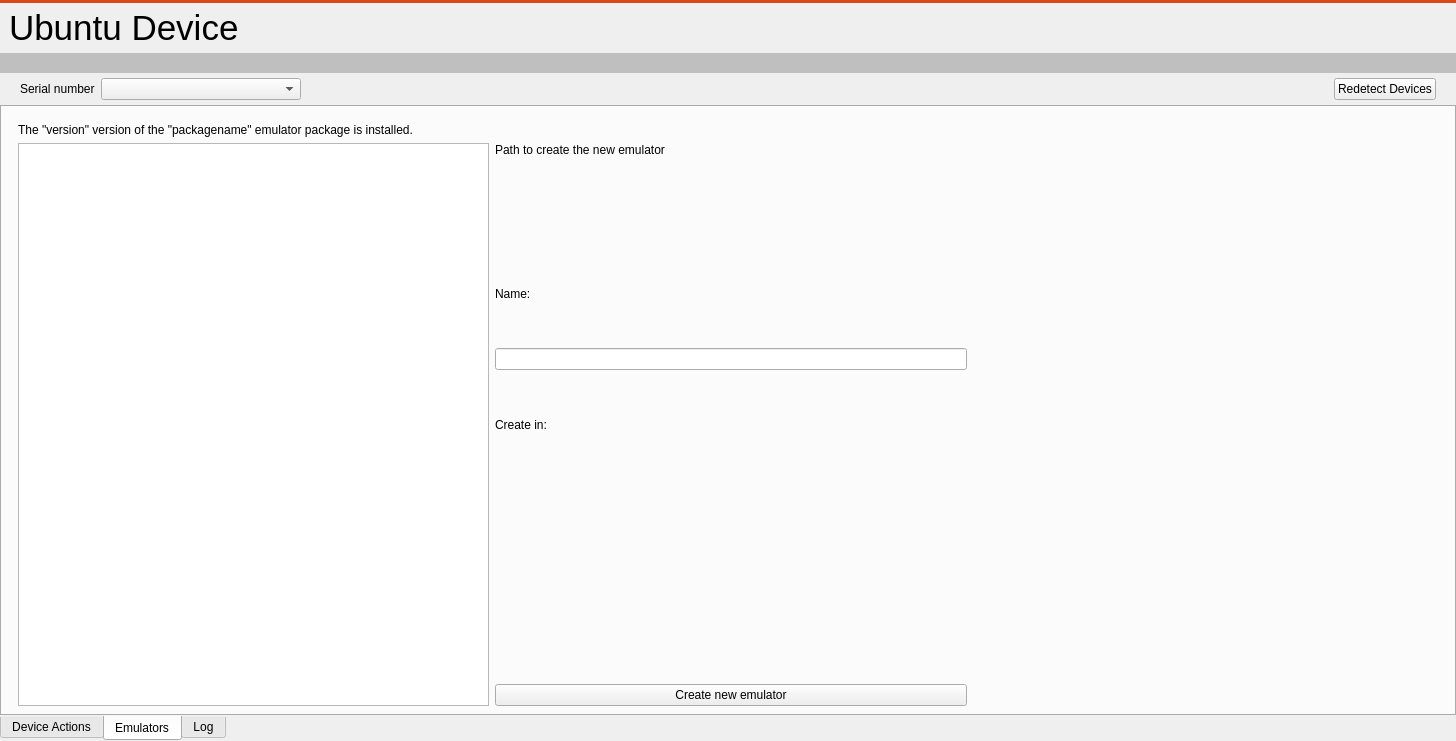
runelabs/qtcreator-plugin-ubuntu, file src/ubuntu/ubuntudeviceswidget.ui: the form before one commit.
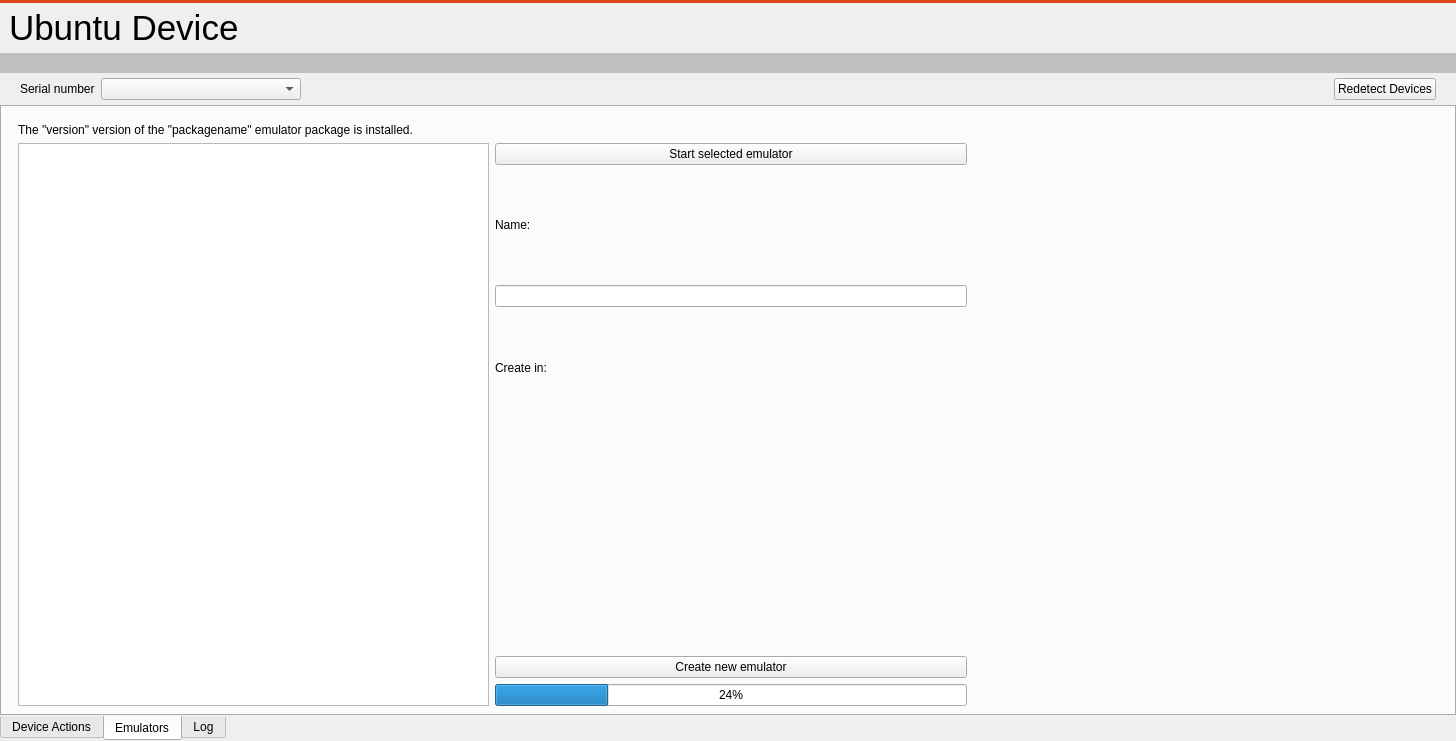
The form after the commit. Custom widgets are drawn as their Qt base class.

Commit message: emulator starting feature added

Patch:
```diff
--- a/src/ubuntu/ubuntudeviceswidget.ui
+++ b/src/ubuntu/ubuntudeviceswidget.ui
@@ -985,14 +985,15 @@
 		    <item>
 			<layout class="QVBoxLayout" name="verticalLayout_CreateStartEmulator">
 				<item>
-		                      <widget class="QLabel" name="label_NewEmulator">
+                                     <widget class="QPushButton" name="pushButton_StartEmulator">
 					<property name="text">
-						<string>Path to create the new emulator</string>
-        		                </property>
-                       			<property name="alignment">
-		                 	       <set>Qt::AlignLeft</set>
-                		        </property>
-                      		      </widget>
+                                                        <string>Start selected emulator</string>
+                                                </property>
+                                                <property name="flat">
+                                                      <bool>false</bool>
+                                                </property>
+                                      </widget>
+
 				</item>
       				<item>
 				       <widget class="QLabel" name="nameLabel">
@@ -1030,6 +1031,14 @@
                                                 </property>
                                       </widget>
 				</item>
+                     <item>
+                      <widget class="QProgressBar" name="progressBar_CreateEmulator">
+                       <property name="value">
+                        <number>24</number>
+                       </property>
+                      </widget>
+                     </item>
+
 			</layout>
                     </item>
                     <item>
```
Left out of the diff: 6 changed lines with no effect on the pictures. Lines whose indentation alone changed are shown as unchanged. The commit also changes 7 other files.
